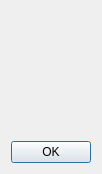
This is app/gui/plugin_info_dialog.ui in Kolcha/DigitalClock5 as Qt 5 draws it before an edit. The edited form follows.
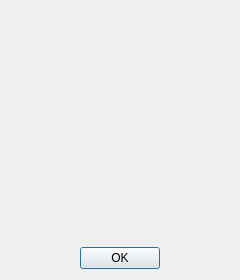
This is the edited form.

The edit to the form file:
```diff
--- a/app/gui/plugin_info_dialog.ui
+++ b/app/gui/plugin_info_dialog.ui
@@ -20,9 +20,6 @@
    <string>About plugin</string>
   </property>
   <layout class="QVBoxLayout" name="verticalLayout">
-   <property name="sizeConstraint">
-    <enum>QLayout::SizeConstraint::SetFixedSize</enum>
-   </property>
    <item>
     <widget class="QLabel" name="icon_label">
      <property name="text">
```
